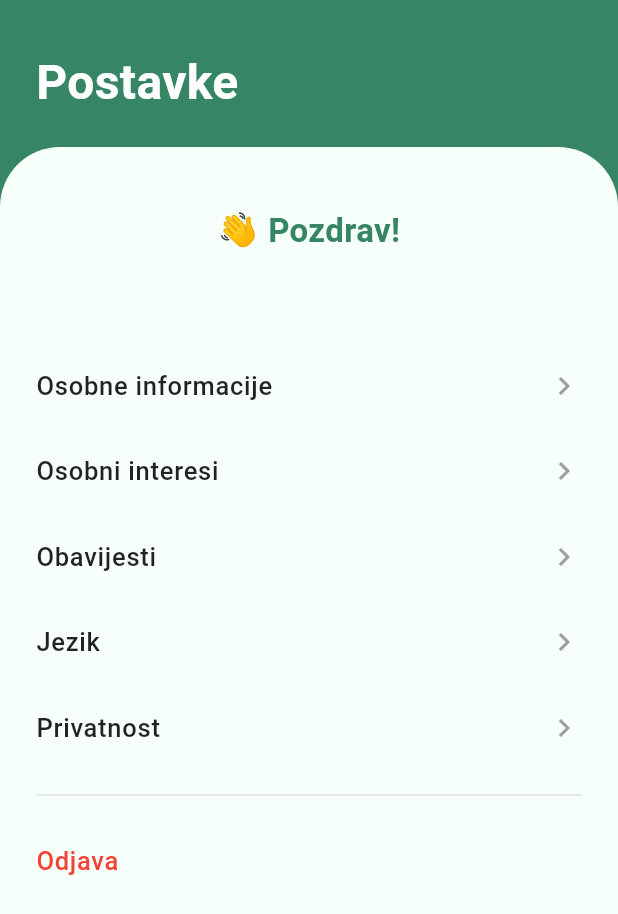
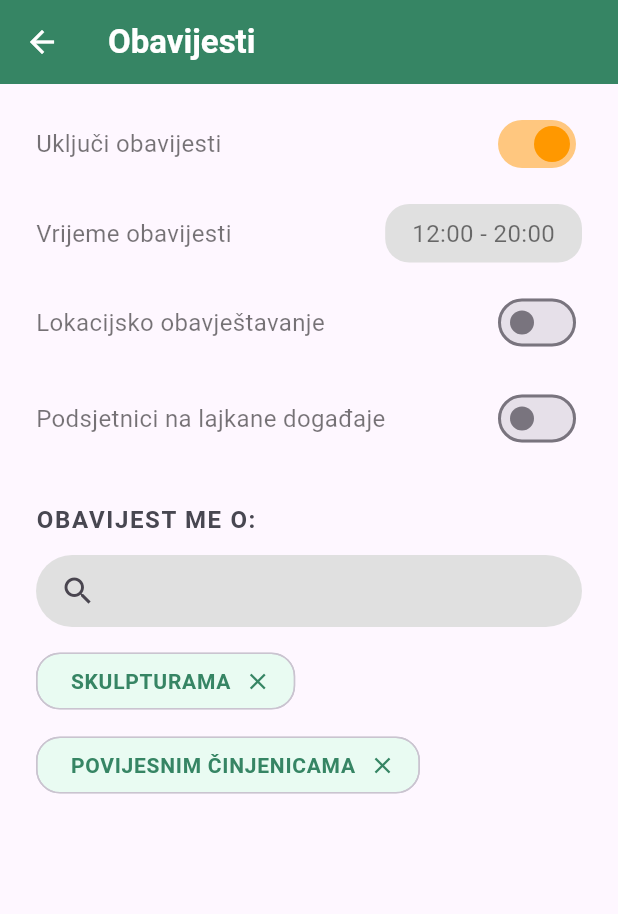
Before and after one commit to SimeBraica/CityScope, a Flutter app: the SettingsPage screen opened directly, after a tap on "Obavijesti", on a phone screen of 412 x 824 dp. Shown: the top 914 px of the screen. Run offline on Flutter 3.47's test engine with Material 3 defaults, Android fonts, the phone set to English and light mode, and no system bars; our stand-ins replace carousel_slider, cloud_firestore, dio, equatable, firebase_auth, firebase_core and 10 more; accounts and stored records are empty; generated files the repository leaves out were written again.

Commit message:
obavijesti frontend

```diff
--- a/flutter_mobile/lib/features/settings/pages/notification.dart
+++ b/flutter_mobile/lib/features/settings/pages/notification.dart
@@ -0,0 +1,161 @@
+import 'package:flutter/material.dart';
+import 'package:firebase_messaging/firebase_messaging.dart';
+import 'package:flutter_gen/gen_l10n/app_localizations.dart';
+
+class NotificationSettingsPage extends StatefulWidget {
+  const NotificationSettingsPage({Key? key}) : super(key: key);
+
+  @override
+  State<NotificationSettingsPage> createState() => _NotificationSettingsPageState();
+}
+
+class _NotificationSettingsPageState extends State<NotificationSettingsPage> {
+  bool notificationsEnabled = true;
+  bool geoEnabled = false;
+  bool eventReminders = false;
+  TimeOfDay start = const TimeOfDay(hour: 12, minute: 0);
+  TimeOfDay end = const TimeOfDay(hour: 20, minute: 0);
+  List<String> topics = ['SKULPTURAMA', 'POVIJESNIM ČINJENICAMA'];
+
+  @override
+  void initState() {
+    super.initState();
+    _initFCM();
+  }
+
+  Future<void> _initFCM() async {
+    await FirebaseMessaging.instance.requestPermission();
+    // Ovdje možeš spremiti token korisnika u Firestore za ciljanje notifikacija
+  }
+
+  Future<void> _pickTime(bool isStart) async {
+    final picked = await showTimePicker(
+      context: context,
+      initialTime: isStart ? start : end,
+    );
+    if (picked != null) {
+      setState(() {
+        if (isStart) start = picked;
+        else end = picked;
+      });
+    }
+  }
+
+  @override
+  Widget build(BuildContext context) {
+    final loc = AppLocalizations.of(context)!;
+    return Scaffold(
+      appBar: AppBar(
+        title: Text(loc.notifications ?? 'Obavijesti', style: const TextStyle(color: Colors.white, fontWeight: FontWeight.bold)),
+        backgroundColor: const Color(0xFF368564),
+        foregroundColor: Colors.white,
+      ),
+      body: Padding(
+        padding: const EdgeInsets.symmetric(horizontal: 24, vertical: 16),
+        child: Column(
+          crossAxisAlignment: CrossAxisAlignment.start,
+          children: [
+            _settingRow(
+              loc.enableNotifications ?? 'Uključi obavijesti',
+              notificationsEnabled,
+              (v) => setState(() => notificationsEnabled = v),
+              activeColor: Colors.orange,
+            ),
+            const SizedBox(height: 16),
+            _settingRow(
+              loc.notificationTime ?? 'Vrijeme obavijesti',
+              true,
+              null,
+              child: GestureDetector(
+                onTap: () => _pickTime(true),
+                child: _timeBox('${start.format(context)} - ${end.format(context)}'),
+              ),
+            ),
+            const SizedBox(height: 16),
+            _settingRow(
+              loc.geoNotifications ?? 'Lokacijsko obavještavanje',
+              geoEnabled,
+              (v) => setState(() => geoEnabled = v),
+              activeColor: Colors.orange,
+            ),
+            const SizedBox(height: 16),
+            _settingRow(
+              loc.eventReminders ?? 'Podsjetnici na lajkane događaje',
+              eventReminders,
+              (v) => setState(() => eventReminders = v),
+              activeColor: Colors.orange,
+            ),
+            const SizedBox(height: 32),
+            Text(
+              loc.notifyMeAbout ?? 'OBAVIJESTI ME O:',
+              style: const TextStyle(fontWeight: FontWeight.bold, fontSize: 16, color: Color(0xFF484751), letterSpacing: 1.1),
+            ),
+            const SizedBox(height: 12),
+            _searchBox(),
+            const SizedBox(height: 12),
+            Wrap(
+              spacing: 12,
+              runSpacing: 8,
+              children: topics.map((t) => _chip(t)).toList(),
+            ),
+          ],
+        ),
+      ),
+    );
+  }
+
+  Widget _settingRow(String label, bool value, ValueChanged<bool>? onChanged, {Widget? child, Color activeColor = Colors.grey}) {
+    return Row(
+      mainAxisAlignment: MainAxisAlignment.spaceBetween,
+      children: [
+        Expanded(child: Text(label, style: const TextStyle(fontSize: 16, color: Colors.black54))),
+        if (child != null) child,
+        if (onChanged != null)
+          Switch(
+            value: value,
+            onChanged: onChanged,
+            activeColor: activeColor,
+          ),
+      ],
+    );
+  }
+
+  Widget _timeBox(String text) {
+    return Container(
+      padding: const EdgeInsets.symmetric(horizontal: 18, vertical: 8),
+      decoration: BoxDecoration(
+        color: Colors.grey.shade300,
+        borderRadius: BorderRadius.circular(16),
+      ),
+      child: Text(text, style: const TextStyle(fontSize: 16, color: Colors.black54)),
+    );
+  }
+
+  Widget _searchBox() {
+    return Container(
+      decoration: BoxDecoration(
+        color: Colors.grey.shade300,
+        borderRadius: BorderRadius.circular(24),
+      ),
+      padding: const EdgeInsets.symmetric(horizontal: 16),
+      child: const TextField(
+        decoration: InputDecoration(
+          icon: Icon(Icons.search),
+          border: InputBorder.none,
+          hintText: '',
+        ),
+      ),
+    );
+  }
+
+  Widget _chip(String label) {
+    return Chip(
+      label: Text(label, style: const TextStyle(color: Color(0xFF368564), fontWeight: FontWeight.w600, letterSpacing: 0.5)),
+      backgroundColor: const Color(0xFFE9FBF2),
+      deleteIcon: const Icon(Icons.close, size: 18, color: Color(0xFF368564)),
+      onDeleted: () => setState(() => topics.remove(label)),
+      shape: RoundedRectangleBorder(borderRadius: BorderRadius.circular(16)),
+      padding: const EdgeInsets.symmetric(horizontal: 14, vertical: 8),
+    );
+  }
+}
--- a/flutter_mobile/lib/features/settings/pages/settings.dart
+++ b/flutter_mobile/lib/features/settings/pages/settings.dart
@@ -6,6 +6,7 @@ import 'package:flutter_mobile/features/settings/pages/privacy.dart';
 import 'package:flutter_mobile/core/locale_provider.dart';
 import 'package:flutter_gen/gen_l10n/app_localizations.dart';
 import 'package:flutter_mobile/features/settings/pages/interests.dart';
+import 'package:flutter_mobile/features/settings/pages/notification.dart';
 
 class SettingsPage extends StatelessWidget {
   const SettingsPage({Key? key}) : super(key: key);
@@ -84,7 +85,11 @@ class SettingsPage extends StatelessWidget {
                         MaterialPageRoute(builder: (_) => const InterestsPage()),
                       );
                     }),
-                    _SettingsTile(title: AppLocalizations.of(context)!.notifications, onTap: () {}),
+                    _SettingsTile(title: AppLocalizations.of(context)!.notifications, onTap: () {
+                      Navigator.of(context).push(
+                        MaterialPageRoute(builder: (_) => const NotificationSettingsPage()),
+                      );
+                    }),
                     _SettingsTile(title: AppLocalizations.of(context)!.language, onTap: () {
                       showDialog(
                         context: context,
--- a/flutter_mobile/lib/l10n/app_en.arb
+++ b/flutter_mobile/lib/l10n/app_en.arb
@@ -62,5 +62,10 @@
   "allFoodSelected": "All kitchens have been selected",
   "allCulturesSelected": "All cultural places have been selected",
   "allAttractionsSelected": "All attractions have been selected",
-  "allHobbiesSelected": "All hobbies have been selected"
+  "allHobbiesSelected": "All hobbies have been selected",
+  "enableNotifications": "Enable notifications",
+  "notificationTime": "Time period for notifications",
+  "geoNotifications": "Location based notifications",
+  "eventReminders": "Remind me of liked events",
+  "notifyMeAbout": "REMIND ME ABOUT:"
 }
--- a/flutter_mobile/lib/l10n/app_hr.arb
+++ b/flutter_mobile/lib/l10n/app_hr.arb
@@ -62,5 +62,10 @@
   "allFoodSelected": "Odabrane su sve kuhinje",
   "allCulturesSelected": "Odabrane su sve kulturološke lokacije",
   "allAttractionsSelected": "Odabrane su sve atrakcije",
-  "allHobbiesSelected": "Odabrani su svi hobiji"
+  "allHobbiesSelected": "Odabrani su svi hobiji",
+  "enableNotifications": "Uključi obavijesti",
+  "notificationTime": "Vrijeme obavijesti",
+  "geoNotifications": "Lokacijsko obavještavanje",
+  "eventReminders": "Podsjetnici na lajkane događaje",
+  "notifyMeAbout": "OBAVIJEST ME O:"
 }
--- a/flutter_mobile/lib/main.dart
+++ b/flutter_mobile/lib/main.dart
@@ -3,12 +3,19 @@ import 'package:firebase_core/firebase_core.dart';
 import 'package:flutter_localizations/flutter_localizations.dart';
 import 'package:intl/intl.dart';
 import 'package:flutter_mobile/features/auth/presentation/pages/login/login.dart';
+import 'package:firebase_messaging/firebase_messaging.dart';
 import 'l10n/l10n.dart';
 import 'core/locale_provider.dart';
 import 'package:flutter_gen/gen_l10n/app_localizations.dart';
 
+Future<void> _firebaseMessagingBackgroundHandler(RemoteMessage message) async {
+  // Ovdje možeš obraditi poruke kada aplikacija nije aktivna
+}
+
 void main() async {
   WidgetsFlutterBinding.ensureInitialized();
+  await Firebase.initializeApp();
+  FirebaseMessaging.onBackgroundMessage(_firebaseMessagingBackgroundHandler);
   runApp(const MyApp());
 }
 
--- a/flutter_mobile/pubspec.yaml
+++ b/flutter_mobile/pubspec.yaml
@@ -25,6 +25,10 @@ dependencies:
   firebase_core: ^3.13.0
   firebase_auth: ^5.5.3
   cloud_firestore: ^5.6.7
+  firebase_messaging: ^15.2.5
+
+  # Local notifications
+  flutter_local_notifications: ^19.2.0
 
   # Google Sign In
   google_sign_in: ^6.3.0
```
Also changed, not shown: flutter_mobile/pubspec.lock, 3 other files.
